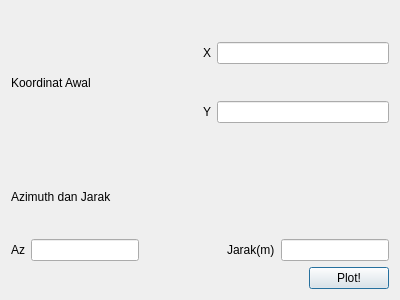
The window that sudut_jarak_dialog_base.ui (sandynagara/PluginQGIS-Plotting-Jarak-Azimuth) describes before a commit, drawn with Qt 5.
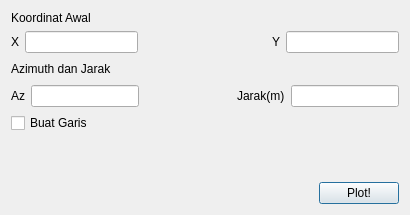
The same window after the commit.

Patch:
```diff
--- a/sudut_jarak_dialog_base.ui
+++ b/sudut_jarak_dialog_base.ui
@@ -6,15 +6,60 @@
    <rect>
     <x>0</x>
     <y>0</y>
-    <width>400</width>
-    <height>300</height>
+    <width>410</width>
+    <height>215</height>
    </rect>
   </property>
   <property name="windowTitle">
    <string>Sudut dan Jarak</string>
   </property>
   <layout class="QGridLayout" name="gridLayout_2">
-   <item row="4" column="0" colspan="2">
+   <item row="3" column="1" colspan="2">
+    <layout class="QHBoxLayout" name="horizontalLayout_6">
+     <item>
+      <layout class="QHBoxLayout" name="horizontalLayout_5">
+       <item>
+        <widget class="QLabel" name="label_6">
+         <property name="text">
+          <string>Az</string>
+         </property>
+        </widget>
+       </item>
+       <item>
+        <widget class="QLineEdit" name="input_az"/>
+       </item>
+      </layout>
+     </item>
+     <item>
+      <spacer name="horizontalSpacer_2">
+       <property name="orientation">
+        <enum>Qt::Horizontal</enum>
+       </property>
+       <property name="sizeHint" stdset="0">
+        <size>
+         <width>40</width>
+         <height>20</height>
+        </size>
+       </property>
+      </spacer>
+     </item>
+     <item>
+      <layout class="QHBoxLayout" name="horizontalLayout_7">
+       <item>
+        <widget class="QLabel" name="label_7">
+         <property name="text">
+          <string>Jarak(m)</string>
+         </property>
+        </widget>
+       </item>
+       <item>
+        <widget class="QLineEdit" name="input_jarak"/>
+       </item>
+      </layout>
+     </item>
+    </layout>
+   </item>
+   <item row="6" column="1" colspan="2">
     <layout class="QVBoxLayout" name="verticalLayout">
      <item>
       <layout class="QHBoxLayout" name="horizontalLayout_9">
@@ -42,93 +87,7 @@
      </item>
     </layout>
    </item>
-   <item row="0" column="0" rowspan="2" colspan="2">
-    <layout class="QHBoxLayout" name="horizontalLayout_4">
-     <item>
-      <layout class="QGridLayout" name="gridLayout">
-       <item row="2" column="0">
-        <widget class="QLabel" name="label">
-         <property name="text">
-          <string>Koordinat Awal</string>
-         </property>
-        </widget>
-       </item>
-       <item row="0" column="0">
-        <spacer name="verticalSpacer_2">
-         <property name="orientation">
-          <enum>Qt::Vertical</enum>
-         </property>
-         <property name="sizeHint" stdset="0">
-          <size>
-           <width>20</width>
-           <height>40</height>
-          </size>
-         </property>
-        </spacer>
-       </item>
-       <item row="3" column="0">
-        <spacer name="verticalSpacer">
-         <property name="orientation">
-          <enum>Qt::Vertical</enum>
-         </property>
-         <property name="sizeHint" stdset="0">
-          <size>
-           <width>20</width>
-           <height>40</height>
-          </size>
-         </property>
-        </spacer>
-       </item>
-       <item row="2" column="1">
-        <spacer name="horizontalSpacer">
-         <property name="orientation">
-          <enum>Qt::Horizontal</enum>
-         </property>
-         <property name="sizeHint" stdset="0">
-          <size>
-           <width>40</width>
-           <height>20</height>
-          </size>
-         </property>
-        </spacer>
-       </item>
-      </layout>
-     </item>
-     <item>
-      <layout class="QVBoxLayout" name="verticalLayout_3">
-       <item>
-        <layout class="QHBoxLayout" name="horizontalLayout">
-         <item>
-          <widget class="QLabel" name="label_2">
-           <property name="text">
-            <string>X</string>
-           </property>
-          </widget>
-         </item>
-         <item>
-          <widget class="QLineEdit" name="input_x"/>
-         </item>
-        </layout>
-       </item>
-       <item>
-        <layout class="QHBoxLayout" name="horizontalLayout_3">
-         <item>
-          <widget class="QLabel" name="label_4">
-           <property name="text">
-            <string>Y</string>
-           </property>
-          </widget>
-         </item>
-         <item>
-          <widget class="QLineEdit" name="input_y"/>
-         </item>
-        </layout>
-       </item>
-      </layout>
-     </item>
-    </layout>
-   </item>
-   <item row="2" column="0" colspan="2">
+   <item row="2" column="1" colspan="2">
     <layout class="QHBoxLayout" name="horizontalLayout_8">
      <item>
       <widget class="QLabel" name="label_5">
@@ -152,51 +111,86 @@
      </item>
     </layout>
    </item>
-   <item row="3" column="0" colspan="2">
-    <layout class="QHBoxLayout" name="horizontalLayout_6">
+   <item row="4" column="1">
+    <widget class="QCheckBox" name="check_garis">
+     <property name="text">
+      <string>Buat Garis</string>
+     </property>
+    </widget>
+   </item>
+   <item row="0" column="1" rowspan="2" colspan="2">
+    <layout class="QHBoxLayout" name="horizontalLayout_4">
      <item>
-      <layout class="QHBoxLayout" name="horizontalLayout_5">
+      <layout class="QVBoxLayout" name="verticalLayout_3">
        <item>
-        <widget class="QLabel" name="label_6">
+        <widget class="QLabel" name="label">
          <property name="text">
-          <string>Az</string>
+          <string>Koordinat Awal</string>
          </property>
         </widget>
        </item>
        <item>
-        <widget class="QLineEdit" name="input_az"/>
-       </item>
-      </layout>
-     </item>
-     <item>
-      <spacer name="horizontalSpacer_2">
-       <property name="orientation">
-        <enum>Qt::Horizontal</enum>
-       </property>
-       <property name="sizeHint" stdset="0">
-        <size>
-         <width>40</width>
-         <height>20</height>
-        </size>
-       </property>
-      </spacer>
-     </item>
-     <item>
-      <layout class="QHBoxLayout" name="horizontalLayout_7">
-       <item>
-        <widget class="QLabel" name="label_7">
-         <property name="text">
-          <string>Jarak(m)</string>
-         </property>
-        </widget>
-       </item>
-       <item>
-        <widget class="QLineEdit" name="input_jarak"/>
+        <layout class="QHBoxLayout" name="horizontalLayout_2">
+         <item>
+          <layout class="QHBoxLayout" name="horizontalLayout">
+           <item>
+            <widget class="QLabel" name="label_2">
+             <property name="text">
+              <string>X</string>
+             </property>
+            </widget>
+           </item>
+           <item>
+            <widget class="QLineEdit" name="input_x"/>
+           </item>
+          </layout>
+         </item>
+         <item>
+          <spacer name="horizontalSpacer">
+           <property name="orientation">
+            <enum>Qt::Horizontal</enum>
+           </property>
+           <property name="sizeHint" stdset="0">
+            <size>
+             <width>40</width>
+             <height>20</height>
+            </size>
+           </property>
+          </spacer>
+         </item>
+         <item>
+          <layout class="QHBoxLayout" name="horizontalLayout_3">
+           <item>
+            <widget class="QLabel" name="label_4">
+             <property name="text">
+              <string>Y</string>
+             </property>
+            </widget>
+           </item>
+           <item>
+            <widget class="QLineEdit" name="input_y"/>
+           </item>
+          </layout>
+         </item>
+        </layout>
        </item>
       </layout>
      </item>
     </layout>
    </item>
+   <item row="5" column="1">
+    <spacer name="verticalSpacer">
+     <property name="orientation">
+      <enum>Qt::Vertical</enum>
+     </property>
+     <property name="sizeHint" stdset="0">
+      <size>
+       <width>20</width>
+       <height>40</height>
+      </size>
+     </property>
+    </spacer>
+   </item>
   </layout>
  </widget>
  <resources/>
```
